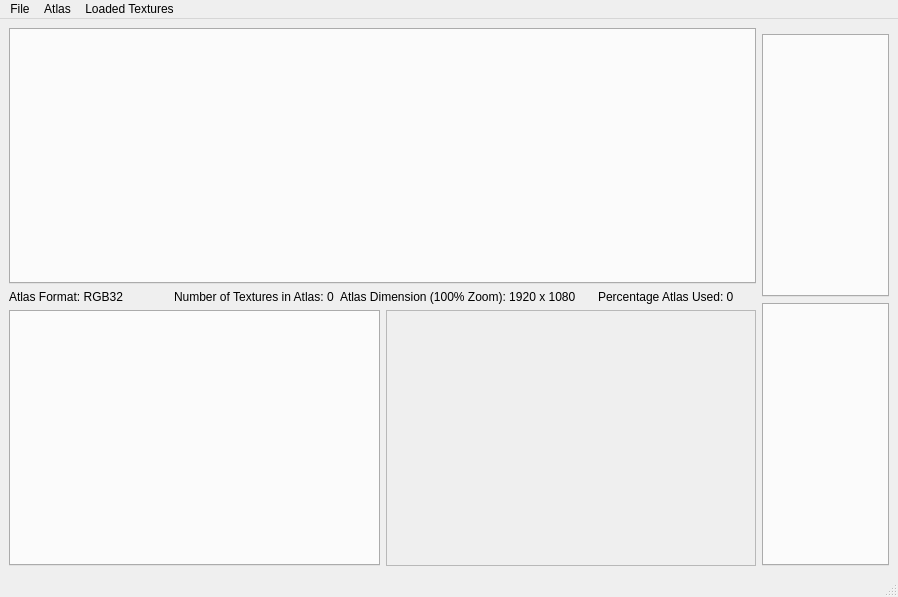
Before: the Qt Designer form GUI/mainwindow.ui in Binyamin-Brion/TextureAtlasCreator, drawn with Qt 5.
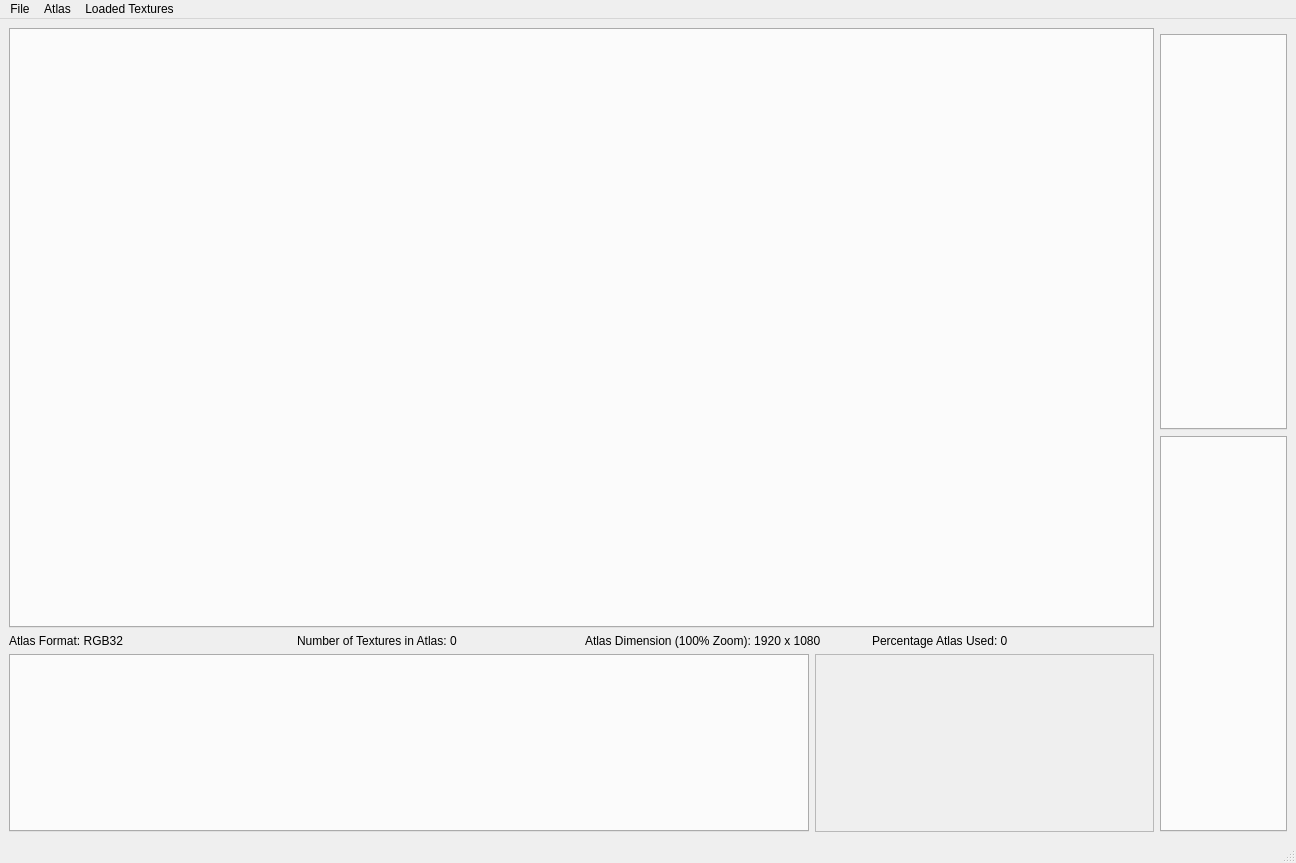
After: the same form once the commit is applied. Custom widgets are drawn as their Qt base class.

```diff
--- a/GUI/mainwindow.ui
+++ b/GUI/mainwindow.ui
@@ -6,8 +6,8 @@
    <rect>
     <x>0</x>
     <y>0</y>
-    <width>898</width>
-    <height>597</height>
+    <width>1296</width>
+    <height>863</height>
    </rect>
   </property>
   <property name="windowTitle">
@@ -20,7 +20,14 @@
       <item>
        <layout class="QVBoxLayout" name="verticalLayout_3">
         <item>
-         <widget class="GUI::Atlas::AtlasTabWidget" name="atlasWidget"/>
+         <widget class="GUI::Atlas::AtlasTabWidget" name="atlasWidget">
+          <property name="minimumSize">
+           <size>
+            <width>0</width>
+            <height>600</height>
+           </size>
+          </property>
+         </widget>
         </item>
         <item>
          <layout class="QHBoxLayout" name="horizontalLayout">
@@ -77,7 +84,20 @@
         <item>
          <layout class="QHBoxLayout" name="horizontalLayout_2">
           <item>
-           <widget class="GUI::LoadResults::LoadedTextures" name="loadedTextures"/>
+           <widget class="GUI::LoadResults::LoadedTextures" name="loadedTextures">
+            <property name="minimumSize">
+             <size>
+              <width>800</width>
+              <height>0</height>
+             </size>
+            </property>
+            <property name="maximumSize">
+             <size>
+              <width>800</width>
+              <height>450</height>
+             </size>
+            </property>
+           </widget>
           </item>
           <item>
            <widget class="GUI::TextureInformation::TextureInfoScrollArea" name="selectedTextureInformation">
@@ -90,7 +110,7 @@
             <property name="maximumSize">
              <size>
               <width>400</width>
-              <height>16777215</height>
+              <height>450</height>
              </size>
             </property>
             <property name="widgetResizable">
@@ -101,8 +121,8 @@
               <rect>
                <x>0</x>
                <y>0</y>
-               <width>364</width>
-               <height>249</height>
+               <width>329</width>
+               <height>165</height>
               </rect>
              </property>
             </widget>
@@ -160,7 +180,7 @@
     <rect>
      <x>0</x>
      <y>0</y>
-     <width>898</width>
+     <width>1296</width>
      <height>21</height>
     </rect>
    </property>
```
